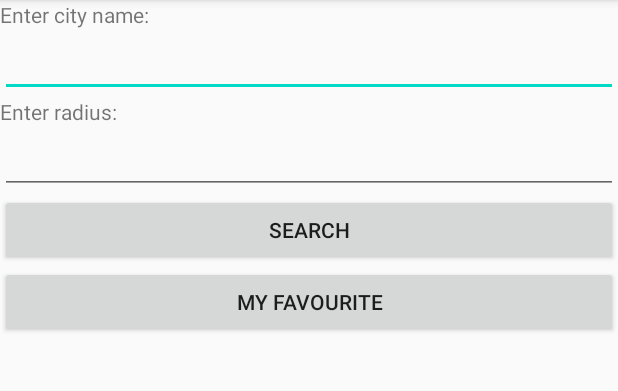
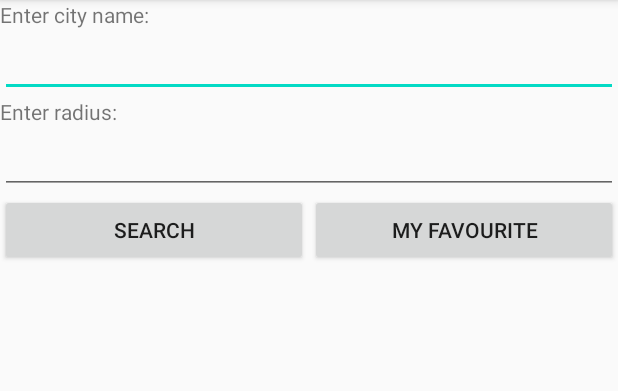
Before and after one commit to liu00480/FinalGroupProject, an Android app: the screen it shows after launch (MainActivity_liu), on a phone screen of 412 x 824 dp, the part 84-475 px from its top. Run offline under Robolectric (Android 15) with nearby library versions, the phone set to English and light mode, and no system bars.

Commit message:
TicketMaster event search 20201123

```diff
--- a/app/src/main/java/com/example/finalgroupproject/MainActivity_liu.java
+++ b/app/src/main/java/com/example/finalgroupproject/MainActivity_liu.java
@@ -3,20 +3,67 @@ package com.example.finalgroupproject;
 import android.content.Context;
 import android.content.Intent;
 import android.content.SharedPreferences;
+import android.database.sqlite.SQLiteDatabase;
 import android.os.Bundle;
+import android.view.LayoutInflater;
+import android.view.View;
+import android.view.ViewGroup;
+import android.widget.BaseAdapter;
 import android.widget.Button;
 import android.widget.EditText;
+import android.widget.ListView;
+import android.widget.TextView;
 
 import androidx.appcompat.app.AppCompatActivity;
+
+import java.util.ArrayList;
 
 public class MainActivity_liu extends AppCompatActivity {
 
     private SharedPreferences prefs;
+    //ProgressBar pb;
+    public boolean isFavorite = false;
+    static final int REQUEST_FAVORITE_EDIT = 1;
+    MyListAdapter myAdapter = new MyListAdapter();
+    private ArrayList<Ticket> elements = new ArrayList<>();
+    SQLiteDatabase db;
 
     @Override
     protected void onCreate(Bundle savedInstanceState) {
         super.onCreate(savedInstanceState);
         setContentView(R.layout.activity_main);
+
+        Button searchButton = findViewById(R.id.searchButton);
+        Intent goToSearch = new Intent(MainActivity_liu.this, SearchResult_liu.class);
+        searchButton.setOnClickListener(bt ->
+        {   /*goToProfile.putExtra("email", emailEditText.getText().toString());*/
+            startActivity(goToSearch);
+        });// ke neng yao gai
+
+        Button favouriteButton = findViewById(R.id.favouriteButton);
+        Intent goToFavourite = new Intent(MainActivity_liu.this, FavouriteResult_liu.class);
+        searchButton.setOnClickListener(bt ->
+        {   /*goToProfile.putExtra("email", emailEditText.getText().toString());*/
+            startActivity(goToFavourite);
+        });
+
+        ListView myList = findViewById(R.id.listViewMain);
+        myList.setAdapter(myAdapter);
+        myList.setOnItemClickListener((parent, view, position, id) -> {
+            //Intent goToSearch = new Intent(MainActivity_liu.this, SearchResult_liu.class);
+            Ticket selectedTicket = myAdapter.getItem(position);
+            goToSearch.putExtra("eventName", selectedTicket.getEventName());
+            goToSearch.putExtra("startDate", selectedTicket.getStartDate());
+            goToSearch.putExtra("priceRange", selectedTicket.getPriceRange());
+            goToSearch.putExtra("url", selectedTicket.getUrl());
+            goToSearch.putExtra("isFavorite", isFavorite);
+            if(isFavorite){
+                startActivityForResult(goToSearch, REQUEST_FAVORITE_EDIT);
+            }else {
+                startActivity(goToSearch);
+            }
+        });
+
         prefs = getSharedPreferences("cityAndRadiusFile", Context.MODE_PRIVATE);
 
         String city = prefs.getString("city", "");
@@ -27,19 +74,8 @@ public class MainActivity_liu extends AppCompatActivity {
         EditText editViewRadius = findViewById(R.id.editViewRadius);
         editViewRadius.setText(radius);
 
-        Button searchButton = findViewById(R.id.searchButton);
-        Intent goToSearch = new Intent(MainActivity_liu.this, SearchResult_liu.class);
-        searchButton.setOnClickListener(bt ->
-        {   /*goToProfile.putExtra("email", emailEditText.getText().toString());*/
-            startActivity(goToSearch);
-        });
 
-        Button favouriteButton = findViewById(R.id.favouriteButton);
-        Intent goToFavourite = new Intent(MainActivity_liu.this, FavouriteResult_liu.class);
-        searchButton.setOnClickListener(bt ->
-        {   /*goToProfile.putExtra("email", emailEditText.getText().toString());*/
-            startActivity(goToFavourite);
-        });
+
     }
 
     @Override
@@ -50,4 +86,27 @@ public class MainActivity_liu extends AppCompatActivity {
         editor.putString("radius", ((EditText)findViewById(R.id.editViewRadius)).getText().toString());
         editor.commit();
     }
+
+    class MyListAdapter extends BaseAdapter {
+
+        @Override
+        public int getCount() { return elements.size(); }
+
+        @Override
+        public Ticket getItem(int position) { return elements.get(position); }
+
+        @Override
+        public long getItemId(int position) { return 0;}//gai
+
+        @Override
+        public View getView(int position, View convertView, ViewGroup parent) {
+            Ticket ticket = getItem(position);
+            LayoutInflater inflater = getLayoutInflater();
+            View currentRow;
+            currentRow = inflater.inflate(R.layout.row_event_name_liu, parent, false);
+            TextView rowEventName = currentRow.findViewById(R.id.rowEventName);
+            rowEventName.setText(getItem(position).getEventName());
+            return currentRow;
+        }
+    }
 }
--- a/app/src/main/res/layout/activity_main.xml
+++ b/app/src/main/res/layout/activity_main.xml
@@ -1,10 +1,7 @@
 <?xml version="1.0" encoding="utf-8"?>
-<LinearLayout xmlns:android="http://schemas.android.com/apk/res/android"
-    xmlns:app="http://schemas.android.com/apk/res-auto"
-    xmlns:tools="http://schemas.android.com/tools"
+<RelativeLayout xmlns:android="http://schemas.android.com/apk/res/android"
     android:layout_width="match_parent"
     android:layout_height="match_parent"
-    tools:context=".MainActivity_liu"
     android:orientation="vertical">
 
     <TextView
@@ -12,37 +9,59 @@
         android:layout_width="match_parent"
         android:layout_height="wrap_content"
         android:text="Enter city name:"
-        app:layout_constraintBottom_toBottomOf="parent"
-        app:layout_constraintLeft_toLeftOf="parent"
-        app:layout_constraintRight_toRightOf="parent"
-        app:layout_constraintTop_toTopOf="parent" />
+        android:layout_alignParentTop="true"
+        android:layout_alignParentStart="true"/>
+<!--        android:layout_above="@+id/editViewCity"/>-->
 
     <EditText
         android:id="@+id/editViewCity"
         android:layout_width="match_parent"
-        android:layout_height="wrap_content"/>
+        android:layout_height="wrap_content"
+        android:layout_below="@+id/textViewCity"
+        android:layout_alignParentStart="true"/>
+<!--        android:layout_above="@id/textViewRadius"/>-->
 
     <TextView
         android:id="@+id/textViewRadius"
         android:text="Enter radius: "
         android:layout_width="match_parent"
-        android:layout_height="wrap_content"/>
+        android:layout_height="wrap_content"
+        android:layout_alignParentStart="true"
+        android:layout_below="@id/editViewCity"/>
+<!--        android:layout_above="@+id/editViewRadius"/>-->
 
     <EditText
         android:id="@+id/editViewRadius"
         android:layout_width="match_parent"
-        android:layout_height="wrap_content"/>
+        android:layout_height="wrap_content"
+        android:layout_alignParentStart="true"
+        android:layout_below="@+id/textViewRadius"/>
+<!--        android:layout_above="@+id/searchButton" />-->
 
     <Button
         android:id="@+id/searchButton"
-        android:layout_width="match_parent"
+        android:layout_width="205dp"
         android:layout_height="wrap_content"
-        android:text="Search" />
+        android:text="Search"
+        android:layout_alignParentStart="true"
+        android:layout_below="@+id/editViewRadius"/>
+<!--        android:layout_toStartOf="@+id/favouriteButton"/>-->
 
     <Button
         android:id="@+id/favouriteButton"
+        android:layout_width="205dp"
+        android:layout_height="wrap_content"
+        android:text="My favourite"
+        android:layout_below="@+id/editViewRadius"
+        android:layout_alignParentEnd="true"/>
+<!--        android:layout_toEndOf="@+id/searchButton"-->
+
+    <ListView
+        android:id="@+id/listViewMain"
         android:layout_width="match_parent"
         android:layout_height="wrap_content"
-        android:text="My favourite" />
+        android:layout_alignParentBottom="true"
+        android:layout_alignParentStart="true"
+        android:layout_below="@+id/searchButton"/>
 
-</LinearLayout>
+</RelativeLayout>
```
Also changed, not shown: app/src/main/java/com/example/finalgroupproject/MyOpener_liu.java (added, +53 -0 lines), app/src/main/java/com/example/finalgroupproject/Ticket.java (added, +22 -0 lines), app/src/main/res/layout/row_event_name_liu.xml (added, +16 -0 lines).
